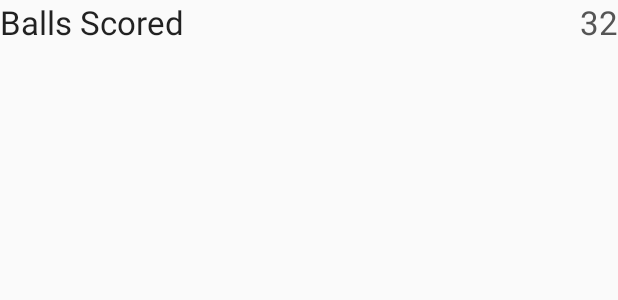
After one commit to ifd3f/Scouting-App-old, an Android app: the layout item_data_row.xml on its own in the app's theme, with its tools: preview values and no code run, on a phone screen of 412 x 824 dp. The commit adds this screen. Shown: the top 300 px of the screen. Run offline under Robolectric (Android 15) with nearby library versions, the phone set to English and light mode, and no system bars.

Commit message:
MatchInfo now displays attributes

```diff
--- a/app/src/main/java/com/burlingamerobotics/scouting/Constants.kt
+++ b/app/src/main/java/com/burlingamerobotics/scouting/Constants.kt
@@ -4,6 +4,8 @@ import java.util.*
 
 object Constants {
 
-    val SCOUTING_UUID = UUID.nameUUIDFromBytes("ironpanthers-scouting-v${BuildConfig.VERSION_NAME}".toByteArray())
+    val PROTOCOL_VERSION = "1.0.06"
+
+    val SCOUTING_UUID = UUID.nameUUIDFromBytes("ironpanthers-scouting-v$PROTOCOL_VERSION".toByteArray())
 
 }
--- a/app/src/main/java/com/burlingamerobotics/scouting/Utils.kt
+++ b/app/src/main/java/com/burlingamerobotics/scouting/Utils.kt
@@ -1,6 +1,6 @@
 package com.burlingamerobotics.scouting
 
-import java.util.concurrent.*
+import java.util.concurrent.Executors
 
 object Utils {
 
--- a/app/src/main/java/com/burlingamerobotics/scouting/client/ScoutingClient.kt
+++ b/app/src/main/java/com/burlingamerobotics/scouting/client/ScoutingClient.kt
@@ -3,12 +3,12 @@ package com.burlingamerobotics.scouting.client
 import android.bluetooth.BluetoothDevice
 import android.bluetooth.BluetoothSocket
 import com.burlingamerobotics.scouting.Utils
-import com.burlingamerobotics.scouting.data.MatchInfoRequest
 import com.burlingamerobotics.scouting.data.Request
 import java.io.Closeable
 import java.io.ObjectInputStream
 import java.io.ObjectOutputStream
-import java.util.concurrent.*
+import java.util.concurrent.Callable
+import java.util.concurrent.Future
 
 /**
  * The client's view of the server.
--- a/app/src/main/java/com/burlingamerobotics/scouting/data/protocol.kt
+++ b/app/src/main/java/com/burlingamerobotics/scouting/data/protocol.kt
@@ -14,7 +14,9 @@ interface Post : Serializable
 
 data class MatchListRequest(val competition: Long) : Request<List<SimpMatch>>
 
-data class MatchInfoRequest(val competition: Long, val match: Int) : Request<Match>
+data class MatchInfoRequest(val competition: Long, val number: Int) : Request<Match> {
+    constructor(sm: SimpMatch) : this(sm.competition, sm.number)
+}
 
 data class TeamInfoRequest(val team: Int) : Request<Team>
 
--- a/app/src/main/res/layout/activity_client_browser.xml
+++ b/app/src/main/res/layout/activity_client_browser.xml
@@ -5,7 +5,7 @@
     android:id="@+id/container"
     android:layout_width="match_parent"
     android:layout_height="match_parent"
-    tools:context="com.burlingamerobotics.scouting.activity.ClientBrowser">
+    tools:context="com.burlingamerobotics.scouting.activity.ClientBrowserActivity">
 
     <FrameLayout
         android:id="@+id/client_main_fragment_container"
--- /dev/null
+++ b/app/src/main/res/layout/item_data_row.xml
@@ -0,0 +1,24 @@
+<?xml version="1.0" encoding="utf-8"?>
+<RelativeLayout xmlns:android="http://schemas.android.com/apk/res/android"
+    xmlns:tools="http://schemas.android.com/tools"
+    android:orientation="horizontal"
+    android:layout_width="match_parent"
+    android:layout_height="wrap_content">
+
+    <TextView
+        style="@style/AppTheme.AttrHeader"
+        android:id="@+id/text_attr_name"
+        android:layout_width="wrap_content"
+        android:layout_height="wrap_content"
+        android:layout_alignParentLeft="true"
+        tools:text="Balls Scored"/>
+
+    <TextView
+        android:id="@+id/text_attr_data"
+        style="@style/AppTheme.AttrData"
+        android:layout_alignParentRight="true"
+        android:layout_width="wrap_content"
+        android:layout_height="wrap_content"
+        tools:text="32"/>
+
+</RelativeLayout>
--- a/app/src/main/res/values/strings.xml
+++ b/app/src/main/res/values/strings.xml
@@ -14,4 +14,5 @@
     <string name="stop_server">Stop Server</string>
     <string name="server_is_off">Server is off</string>
     <string name="server_is_on">Server is on</string>
+
 </resources>
--- a/app/src/main/res/values/styles.xml
+++ b/app/src/main/res/values/styles.xml
@@ -17,4 +17,13 @@
 
     <style name="AppTheme.PopupOverlay" parent="ThemeOverlay.AppCompat.Light" />
 
+    <style name="AppTheme.AttrHeader" parent="TextAppearance.AppCompat">
+        <item name="android:textSize">10pt</item>
+    </style>
+
+    <style name="AppTheme.AttrData" parent="TextAppearance.AppCompat">
+        <item name="android:textSize">10pt</item>
+        <item name="android:textColor">#555555</item>
+    </style>
+
 </resources>
```
Also changed, not shown: app/src/main/AndroidManifest.xml (+2 -6 lines), app/src/main/java/com/burlingamerobotics/scouting/activity/ClientBrowserActivity.kt (renamed from app/src/main/java/com/burlingamerobotics/scouting/activity/ClientBrowser.kt, +5 -3 lines), app/src/main/java/com/burlingamerobotics/scouting/activity/ClientConnectActivity.kt (+5 -2 lines), app/src/main/java/com/burlingamerobotics/scouting/fragment/MatchInfoAdapter.kt (added, +38 -0 lines), app/src/main/java/com/burlingamerobotics/scouting/fragment/MatchInfoFragment.kt (added, +79 -0 lines), app/src/main/java/com/burlingamerobotics/scouting/fragment/MatchListFragment.kt (+13 -3 lines), app/src/main/res/layout/fragment_match_info.xml (added, +12 -0 lines).
